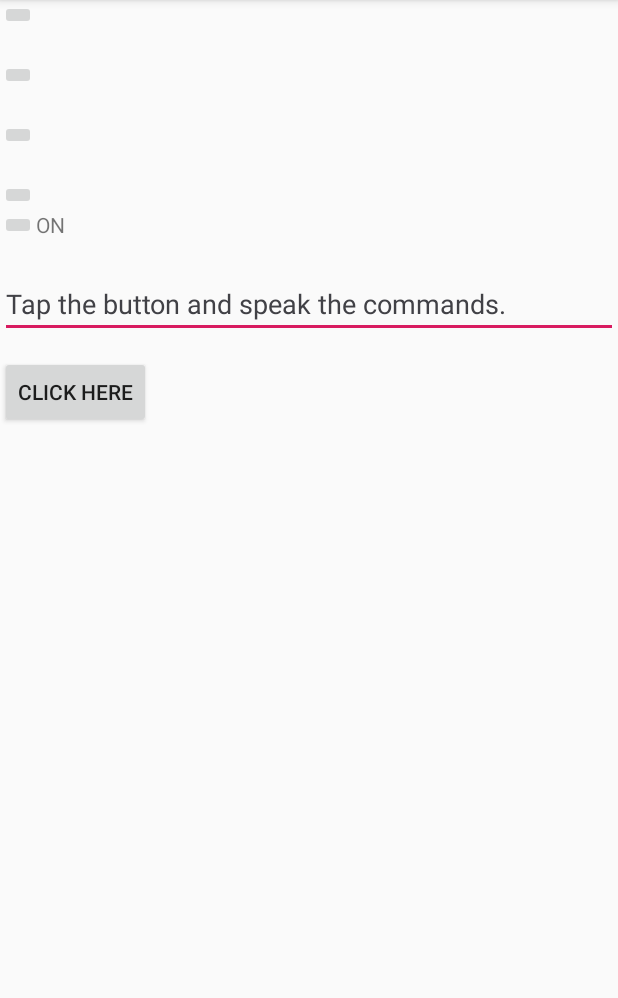
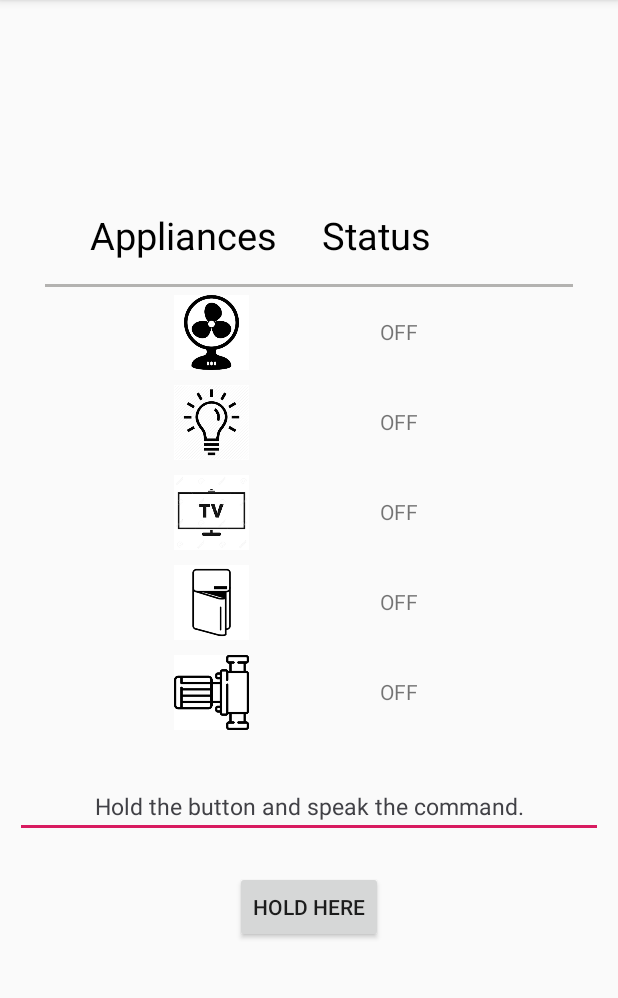
Before and after one commit to Limitless19/SmartHome, an Android app: the screen it shows after launch (MainActivity), on a phone screen of 412 x 824 dp, the part 84-1082 px from its top. Run offline under Robolectric (Android 15) with nearby library versions, the phone set to English and light mode, and no system bars.

Commit message:
Final phase left

```diff
--- a/app/src/main/java/com/limitless/smarthome/MainActivity.java
+++ b/app/src/main/java/com/limitless/smarthome/MainActivity.java
@@ -6,6 +6,7 @@ import androidx.core.content.ContextCompat;
 import android.Manifest;
 import android.annotation.SuppressLint;
 import android.content.Intent;
+import android.content.pm.ActivityInfo;
 import android.content.pm.PackageManager;
 import android.net.Uri;
 import android.os.Build;
@@ -41,7 +42,6 @@ import java.util.Locale;
 import static android.content.ContentValues.TAG;
 
 public class MainActivity extends AppCompatActivity {
-    ImageButton fanImageButton,bulbImageButton,televisionImageButton,fridgeImageButton,pumpImageButton;
     EditText editText;
     Button speechButton;
 
@@ -50,13 +50,10 @@ public class MainActivity extends AppCompatActivity {
     @Override
     protected void onCreate(Bundle savedInstanceState) {
         super.onCreate(savedInstanceState);
+        setRequestedOrientation (ActivityInfo.SCREEN_ORIENTATION_PORTRAIT);
         setContentView(R.layout.activity_main);
 
-        fanImageButton = findViewById(R.id.fanImageButton);
-        bulbImageButton = findViewById(R.id.bulbImageButton);
-        televisionImageButton = findViewById(R.id.televisionImageButton);
-        fridgeImageButton = findViewById(R.id.fridgeImageButton);
-        pumpImageButton = findViewById(R.id.pumpImageButton);
+
         editText = findViewById(R.id.editText);
         speechButton = findViewById(R.id.speechButton);
 
@@ -119,40 +116,40 @@ limitlessSpeechRecognizer.setRecognitionListener(new RecognitionListener() {
             if(wordsList.get(0).contains("on") && !wordsList.get(0).contains("off")){
                 if(wordsList.get(0).contains("fan")){
                      postReceiverUrl = "https://appliance-modifier.herokuapp.com/on&fan";
-                    Toast.makeText(getApplicationContext(),"Command fan sent",Toast.LENGTH_SHORT).show();
+                    Toast.makeText(getApplicationContext(),"Command to put fan on sent",Toast.LENGTH_LONG).show();
 
                 }else if(wordsList.get(0).contains("pump")){
                      postReceiverUrl = "https://appliance-modifier.herokuapp.com/on&pump";
-                    Toast.makeText(getApplicationContext(),"Command pump sent",Toast.LENGTH_SHORT).show();
+                    Toast.makeText(getApplicationContext(),"Command to put pump on sent",Toast.LENGTH_LONG).show();
                 }else if(wordsList.get(0).contains("television") || wordsList.get(0).contains("TV") ){
                      postReceiverUrl = "https://appliance-modifier.herokuapp.com/on&tv";
                      wordsList.clear();
-                    Toast.makeText(getApplicationContext(),"Command sent",Toast.LENGTH_SHORT).show();
+                    Toast.makeText(getApplicationContext(),"Command to put Tv on sent",Toast.LENGTH_LONG).show();
                 }else if(wordsList.get(0).contains("bulb") || wordsList.get(0).contains("light") ){
                      postReceiverUrl = "https://appliance-modifier.herokuapp.com/on&bulb";
                 }else if(wordsList.get(0).contains("fridge") || wordsList.get(0).contains("freezer") ){
                      postReceiverUrl = "https://appliance-modifier.herokuapp.com/on&fridge";
-                    Toast.makeText(getApplicationContext(),"Command sent",Toast.LENGTH_SHORT).show();
+                    Toast.makeText(getApplicationContext(),"Command to put fridge on sent",Toast.LENGTH_LONG).show();
                 }
 
             }else if(wordsList.get(0).contains("off") && !wordsList.get(0).contains("on")){
                 if(wordsList.get(0).contains("fan")){
                      postReceiverUrl = "https://appliance-modifier.herokuapp.com/off&fan";
-                    Toast.makeText(getApplicationContext(),"Command sent",Toast.LENGTH_SHORT).show();
+                    Toast.makeText(getApplicationContext(),"Command to put fan off sent",Toast.LENGTH_LONG).show();
 
                 }else if(wordsList.get(0).contains("pump")){
                      postReceiverUrl = "https://appliance-modifier.herokuapp.com/off&pump";
-                    Toast.makeText(getApplicationContext(),"Command sent",Toast.LENGTH_SHORT).show();
+                    Toast.makeText(getApplicationContext(),"Command to put pump off sent",Toast.LENGTH_LONG).show();
 
                 }else if(wordsList.get(0).contains("television") || wordsList.get(0).contains("TV") ){
                      postReceiverUrl = "https://appliance-modifier.herokuapp.com/off&tv";
-                    Toast.makeText(getApplicationContext(),"Command sent",Toast.LENGTH_SHORT).show();
+                    Toast.makeText(getApplicationContext(),"Command to put television off sent",Toast.LENGTH_LONG).show();
                 }else if(wordsList.get(0).contains("bulb") || wordsList.get(0).contains("light") ){
                      postReceiverUrl = "https://appliance-modifier.herokuapp.com/off&bulb";
-                    Toast.makeText(getApplicationContext(),"Command sent",Toast.LENGTH_SHORT).show();
+                    Toast.makeText(getApplicationContext(),"Command to put bulb off sent",Toast.LENGTH_LONG).show();
                 }else if(wordsList.get(0).contains("fridge") || wordsList.get(0).contains("freezer") ){
                      postReceiverUrl = "https://appliance-modifier.herokuapp.com/off&fridge";
-                    Toast.makeText(getApplicationContext(),"Command sent",Toast.LENGTH_SHORT).show();
+                    Toast.makeText(getApplicationContext(),"Command to put freezer off sent",Toast.LENGTH_LONG).show();
                 }
             }else if(wordsList.get(0).contains("off") && wordsList.get(0).contains("on")){
                 Toast.makeText(getApplicationContext(),"Cannot put device on and off at the same time,retry",Toast.LENGTH_SHORT).show();
--- a/app/src/main/res/layout/activity_main.xml
+++ b/app/src/main/res/layout/activity_main.xml
@@ -6,86 +6,170 @@
     android:layout_width="match_parent"
     android:layout_height="match_parent"
     android:orientation="vertical"
+    android:layout_gravity="center"
+    android:gravity="center"
     tools:context=".MainActivity">
 
     <LinearLayout
         android:layout_width="match_parent"
+        android:layout_height="50dp"
+        android:orientation="horizontal"
+        android:paddingLeft="60dp"
+        android:gravity="start"
+        >
+    <TextView
+        android:layout_width="wrap_content"
+        android:layout_height="wrap_content"
+        android:text="@string/appliances"
+        android:textFontWeight="100"
+        android:textSize="25dp"
+        android:textColor="#000000"
+        />
+        <Space
+            android:layout_width="30dp"
+            android:layout_height="0dp"/>
+    <TextView
+        android:layout_width="wrap_content"
+        android:layout_height="wrap_content"
+        android:text="@string/status"
+        android:textSize="25dp"
+        android:textColor="#000000"
+        />
+
+</LinearLayout>
+    <View
+        android:layout_width="fill_parent"
+        android:layout_height="2dip"
+        android:background="#B3B2B0"
+        android:layout_marginBottom="5dp"
+        android:layout_marginLeft="30dp"
+        android:layout_marginRight="30dp"
+        />
+    <LinearLayout
+        android:gravity="center"
+        android:layout_gravity="center"
+        android:layout_width="match_parent"
         android:layout_height="wrap_content"
         android:orientation="vertical"
+        android:paddingLeft="30dp"
+        android:paddingRight="30dp"
+        android:layout_marginBottom="20dp"
         >
     <LinearLayout
         android:layout_width="match_parent"
         android:layout_height="wrap_content"
         android:orientation="horizontal"
+        android:gravity="center"
+        android:layout_marginBottom="10dp"
         >
-        <ImageButton
+        <ImageView
             android:id="@+id/fanImageButton"
-            android:layout_width="wrap_content"
-            android:layout_height="wrap_content"
-            android:contentDescription="TODO" />
+            android:layout_width="50dp"
+            android:layout_height="50dp"
+            android:src="@drawable/fan"/>
+        <Space
+            android:layout_width="70dp"
+            android:layout_height="0dp"/>
         <TextView
             android:layout_width="60dp"
-            android:layout_height="40dp"/>
+            android:layout_height="40dp"
+            android:layout_gravity="center"
+            android:gravity="center"
+            android:text="OFF" />
+    </LinearLayout>
+
+
+      <LinearLayout
+        android:layout_width="match_parent"
+        android:layout_height="wrap_content"
+        android:orientation="horizontal"
+        android:gravity="center"
+        android:layout_marginBottom="10dp"
+        >
+        <ImageView
+            android:id="@+id/bulbImageButton"
+            android:layout_width="50dp"
+            android:layout_height="50dp"
+            android:src="@drawable/bulb" />
+          <Space
+              android:layout_width="70dp"
+              android:layout_height="0dp"/>
+          <TextView
+              android:layout_width="60dp"
+              android:layout_height="40dp"
+              android:layout_gravity="center"
+              android:gravity="center"
+              android:text="OFF" />
     </LinearLayout>
 
     <LinearLayout
         android:layout_width="match_parent"
         android:layout_height="wrap_content"
         android:orientation="horizontal"
+        android:gravity="center"
+        android:layout_marginBottom="10dp"
         >
-        <ImageButton
-            android:id="@+id/bulbImageButton"
-            android:layout_width="wrap_content"
-            android:layout_height="wrap_content"
-            android:contentDescription="TODO" />
+        <ImageView
+            android:id="@+id/televisionImageButton"
+            android:layout_width="50dp"
+            android:layout_height="50dp"
+            android:src="@drawable/tv" />
+        <Space
+            android:layout_width="70dp"
+            android:layout_height="0dp"/>
         <TextView
             android:layout_width="60dp"
-            android:layout_height="40dp"/>
-    </LinearLayout>
-
-    <LinearLayout
-        android:layout_width="match_parent"
-        android:layout_height="wrap_content"
-        android:orientation="horizontal"
-        >
-        <ImageButton
-            android:id="@+id/televisionImageButton"
-            android:layout_width="wrap_content"
-            android:layout_height="wrap_content"
-            android:contentDescription="TODO" />
-        <TextView
-            android:layout_width="60dp"
-            android:layout_height="40dp"/>
+            android:layout_height="40dp"
+            android:layout_gravity="center"
+            android:gravity="center"
+            android:text="OFF" />
     </LinearLayout>
     <LinearLayout
         android:layout_width="match_parent"
         android:layout_height="wrap_content"
         android:orientation="horizontal"
+        android:gravity="center"
+        android:layout_marginBottom="10dp"
         >
-        <ImageButton
+        <ImageView
             android:id="@+id/fridgeImageButton"
-            android:layout_width="wrap_content"
-            android:layout_height="wrap_content"
-            android:contentDescription="TODO" />
+            android:layout_width="50dp"
+            android:layout_height="50dp"
+            android:src="@drawable/fridge" />
+        <Space
+            android:layout_width="70dp"
+            android:layout_height="0dp"/>
         <TextView
-            android:layout_width="wrap_content"
-            android:layout_height="wrap_content"/>
+            android:layout_width="60dp"
+            android:layout_height="40dp"
+            android:layout_gravity="center"
+            android:gravity="center"
+            android:text="OFF" />
     </LinearLayout>
     <LinearLayout
         android:layout_width="match_parent"
         android:layout_height="wrap_content"
         android:orientation="horizontal"
+        android:gravity="center"
+        android:layout_marginBottom="10dp"
         >
-        <ImageButton
+        <ImageView
             android:id="@+id/pumpImageButton"
-            android:layout_width="wrap_content"
-            android:layout_height="wrap_content"
-            android:contentDescription="TODO" />
+            android:layout_width="50dp"
+            android:layout_height="50dp"
+            android:src="@drawable/pump"
+            />
+        <Space
+            android:layout_width="70dp"
+            android:layout_height="0dp"/>
 
         <TextView
             android:layout_width="60dp"
             android:layout_height="40dp"
-            android:text="ON"/>
+            android:layout_gravity="center"
+            android:gravity="center"
+            android:text="OFF" />
+
     </LinearLayout>
     </LinearLayout>
 
@@ -93,8 +177,15 @@
         android:id="@+id/editText"
         android:layout_width="match_parent"
         android:layout_height="wrap_content"
-        android:hint="Tap the button and speak the commands."
+        android:hint="@string/tap_the_button_and_speak_the_commands"
         android:textColorHint="#414146"
+        android:textSize="15dp"
+        android:layout_marginLeft="10dp"
+        android:layout_marginRight="10dp"
+        android:layout_gravity="center"
+        android:gravity="center"
+        android:layout_marginBottom="10dp"
+        android:cursorVisible="false"
         />
 
     <Button
@@ -102,7 +193,7 @@
         android:layout_width="wrap_content"
         android:layout_height="wrap_content"
         android:layout_marginTop="12dp"
-        android:text="Click here"
+        android:text="@string/click_here"
         />
 
 </LinearLayout>
--- a/app/src/main/res/values/strings.xml
+++ b/app/src/main/res/values/strings.xml
@@ -1,3 +1,7 @@
 <resources>
     <string name="app_name">SmartHome</string>
+    <string name="appliances">Appliances</string>
+    <string name="status">Status</string>
+    <string name="click_here">Hold here</string>
+    <string name="tap_the_button_and_speak_the_commands">Hold the button and speak the command.</string>
 </resources>
```
Also changed, not shown: app/src/main/res/drawable/bulb.png (added), app/src/main/res/drawable/fan.png (added), app/src/main/res/drawable/fridge.png (added), app/src/main/res/drawable/pump.png (added), app/src/main/res/drawable/tv.png (added).
